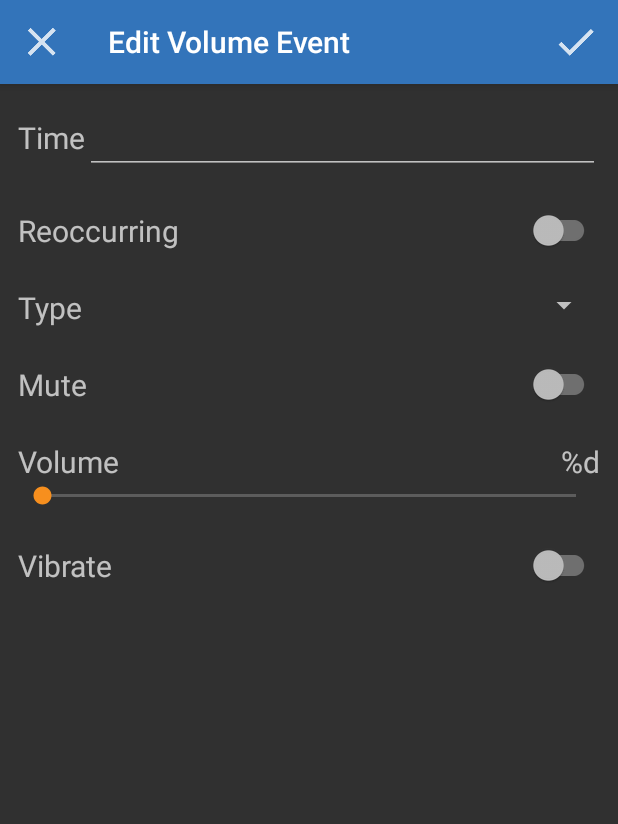
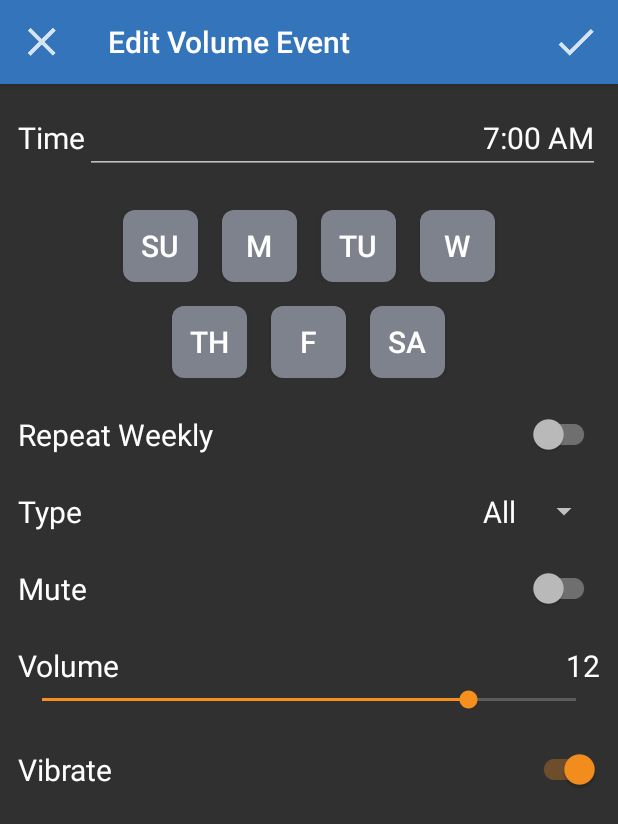
Before and after one commit to cmpickle/Volumize, an Android app: the EditScheduleFragment screen opened directly, with no data from a screen before it, on a phone screen of 412 x 824 dp. Shown: the top 824 px of the screen. Run offline under Robolectric (Android 15) with nearby library versions, the phone set to English and light mode, and no system bars; our stand-ins replace ButterKnife, Dagger/Hilt's generated code; libraries missing offline, so code that uses them is left out: com.crashlytics.android, com.facebook.stetho, io.fabric.sdk; 5 statements that could not run were skipped.

Commit message:
finished anatomy for EditSchedule

```diff
--- /dev/null
+++ b/app/src/main/java/com/cmpickle/volumize/view/adapter/OnSeekBarChangedAdapter.java
@@ -0,0 +1,19 @@
+package com.cmpickle.volumize.view.adapter;
+
+import android.widget.SeekBar;
+
+/**
+ * @author Cameron Pickle
+ *         Copyright (C) Cameron Pickle (cmpickle) on 4/15/2017.
+ */
+
+public abstract class OnSeekBarChangedAdapter implements SeekBar.OnSeekBarChangeListener {
+        @Override
+        public abstract void onProgressChanged(SeekBar seekBar, int progress, boolean fromUser);
+
+        @Override
+        public void onStartTrackingTouch(SeekBar seekBar) {}
+
+        @Override
+        public void onStopTrackingTouch(SeekBar seekBar) {}
+}
--- a/app/src/main/java/com/cmpickle/volumize/view/schedule/edit/EditScheduleFragment.java
+++ b/app/src/main/java/com/cmpickle/volumize/view/schedule/edit/EditScheduleFragment.java
@@ -1,9 +1,10 @@
 package com.cmpickle.volumize.view.schedule.edit;
 
+import android.app.TimePickerDialog;
 import android.os.Bundle;
 import android.support.annotation.Nullable;
-import android.support.annotation.StringRes;
 import android.support.v7.widget.SwitchCompat;
+import android.text.format.DateFormat;
 import android.view.LayoutInflater;
 import android.view.Menu;
 import android.view.MenuInflater;
@@ -14,19 +15,18 @@ import android.widget.LinearLayout;
 import android.widget.RelativeLayout;
 import android.widget.SeekBar;
 import android.widget.Spinner;
+import android.widget.TextView;
 import android.widget.ToggleButton;
 
 import com.cmpickle.volumize.Inject.Injector;
 import com.cmpickle.volumize.R;
 import com.cmpickle.volumize.view.BasePresenter;
-import com.cmpickle.volumize.view.alerts.AlertDialogParams;
-import com.cmpickle.volumize.view.alerts.AlertType;
+import com.cmpickle.volumize.view.adapter.OnSeekBarChangedAdapter;
 import com.cmpickle.volumize.view.edit.EditFragment;
 
 import javax.inject.Inject;
 
 import butterknife.BindView;
-import icepick.State;
 
 /**
  * @author Cameron Pickle
@@ -41,13 +41,8 @@ public class EditScheduleFragment extends EditFragment implements EditScheduleVi
     @BindView(R.id.edit_schedule_time_picker)
     EditText timePicker;
 
-    @BindView(R.id.switch_reoccurring)
-    SwitchCompat switchReoccurring;
-
-    @BindView(R.id.days_of_week_top)
-    LinearLayout daysOfWeekTop;
-    @BindView(R.id.days_of_week_bottom)
-    LinearLayout daysOfWeekBottom;
+    @BindView(R.id.switch_repeat_weekly)
+    SwitchCompat switchRepeatWeekly;
 
     @BindView(R.id.toggle_monday)
     ToggleButton mondayToggle;
@@ -70,15 +65,14 @@ public class EditScheduleFragment extends EditFragment implements EditScheduleVi
 
     @BindView(R.id.edit_schedule_volume_layout)
     RelativeLayout volumeLayout;
+    @BindView(R.id.tv_volume_amount)
+    TextView tvVolumeAmount;
 
     @BindView(R.id.seek_bar_edit_schedule_volume)
     SeekBar seekBarVolume;
 
     @BindView(R.id.switch_vibrate)
     SwitchCompat switchVibrate;
-
-    @State
-    boolean reoccurringViewInvisible = false;
 
     public EditScheduleFragment() {
         Injector.get().inject(this);
@@ -100,12 +94,22 @@ public class EditScheduleFragment extends EditFragment implements EditScheduleVi
     public void onViewCreated(View view, @Nullable Bundle savedInstanceState) {
         super.onViewCreated(view, savedInstanceState);
 
-        timePicker.setOnClickListener(v -> openTimePicker());
-        switchReoccurring.setOnClickListener(v -> editSchedulePresenter.onReoccurringSwitched());
-        switchReoccurring.setChecked(reoccurringViewInvisible);
-        editSchedulePresenter.onReoccurringSwitched();
+        timePicker.setOnClickListener(v -> editSchedulePresenter.onTimePickerClicked());
+        switchRepeatWeekly.setOnClickListener(v -> editSchedulePresenter.onRepeatWeeklySwitched());
         switchMute.setOnClickListener(v -> editSchedulePresenter.onMuteSwitched());
+        seekBarVolume.setOnSeekBarChangeListener(new OnSeekBarChangedAdapter() {
+            @Override
+            public void onProgressChanged(SeekBar seekBar, int progress, boolean fromUser) {
+               editSchedulePresenter.onSeekBarMoved(seekBar.getProgress());
+            }
+        });
         editSchedulePresenter.onViewCreated();
+    }
+
+    @Override
+    public void onResume() {
+        super.onResume();
+        editSchedulePresenter.onViewResumed();
     }
 
     @Override
@@ -125,32 +129,23 @@ public class EditScheduleFragment extends EditFragment implements EditScheduleVi
         return editSchedulePresenter;
     }
 
-    @StringRes
-    public int getTimePickerTitleId() {
-        return R.string.time_picker;
-    }
-
-    public void openTimePicker() {
-        AlertDialogParams params = new AlertDialogParams(null, getTimePickerTitleId());
-        params.setRightButtonTextResourceId(android.R.string.ok);
-        params.setLeftButtonTextResourceId(R.string.common_cancel);
-        params.setType(AlertType.TIME_PICKER);
-        showAlert(params);
+    @Override
+    public void setVolumeTV(String level) {
+       tvVolumeAmount.setText(level);
     }
 
     @Override
-    public void updateReoccurringView() {
-        if(switchReoccurring.isChecked()) {
-            daysOfWeekTop.setVisibility(View.VISIBLE);
-            daysOfWeekTop.invalidate();
-            daysOfWeekBottom.setVisibility(View.VISIBLE);
-            daysOfWeekBottom.invalidate();
-            reoccurringViewInvisible = false;
-        } else {
-            daysOfWeekTop.setVisibility(View.GONE);
-            daysOfWeekBottom.setVisibility(View.GONE);
-            reoccurringViewInvisible = true;
-        }
+    public void openTimePicker() {
+        TimePickerDialog.OnTimeSetListener onTimeSetListener = (view, hourOfDay, minute) -> {
+            editSchedulePresenter.onTimePicked(hourOfDay, minute);
+        };
+        TimePickerDialog timePickerDialog = new TimePickerDialog(getContext(), onTimeSetListener, 0, 0, DateFormat.is24HourFormat(getContext()));
+        timePickerDialog.show();
+    }
+
+    @Override
+    public void onTimePicked(String time) {
+        timePicker.setText(time);
     }
 
     @Override
--- a/app/src/main/java/com/cmpickle/volumize/view/schedule/edit/EditSchedulePresenter.java
+++ b/app/src/main/java/com/cmpickle/volumize/view/schedule/edit/EditSchedulePresenter.java
@@ -1,6 +1,10 @@
 package com.cmpickle.volumize.view.schedule.edit;
 
+
 import com.cmpickle.volumize.view.edit.EditPresenter;
+
+import java.text.SimpleDateFormat;
+import java.util.Calendar;
 
 /**
  * @author Cameron Pickle
@@ -12,9 +16,17 @@ public class EditSchedulePresenter extends EditPresenter {
     EditScheduleView editScheduleView;
     EditScheduleRouter editScheduleRouter;
 
+    public EditSchedulePresenter() {
+    }
+
     public void setView(EditScheduleView view) {
         super.setView(view);
         this.editScheduleView = view;
+    }
+
+    public void onViewResumed() {
+        onRepeatWeeklySwitched();
+        onMuteSwitched();
     }
 
     public void setScheduleRouter(EditScheduleRouter editScheduleRouter) {
@@ -32,11 +44,30 @@ public class EditSchedulePresenter extends EditPresenter {
         onEnteredData();
     }
 
-    public void onReoccurringSwitched() {
-        editScheduleView.updateReoccurringView();
+    public void onTimePickerClicked() {
+        editScheduleView.openTimePicker();
+    }
+
+    public void onTimePicked(int hourOfDay, int minute) {
+        SimpleDateFormat format = new SimpleDateFormat("h:mm a");
+        Calendar calendar = Calendar.getInstance();
+        calendar.set(Calendar.YEAR, Calendar.getInstance().get(Calendar.YEAR));
+        calendar.set(Calendar.MONTH, Calendar.getInstance().get(Calendar.MONTH));
+        calendar.set(Calendar.DAY_OF_MONTH, Calendar.getInstance().get(Calendar.DAY_OF_MONTH));
+        calendar.set(Calendar.HOUR_OF_DAY, hourOfDay);
+        calendar.set(Calendar.MINUTE, minute);
+        String formattedDate = format.format(calendar.getTime());
+        editScheduleView.onTimePicked(formattedDate);
+    }
+
+    public void onRepeatWeeklySwitched() {
     }
 
     public void onMuteSwitched() {
         editScheduleView.updateMuteView();
     }
+
+    public void onSeekBarMoved(int progress) {
+        editScheduleView.setVolumeTV(String.valueOf(progress));
+    }
 }
--- a/app/src/main/java/com/cmpickle/volumize/view/schedule/edit/EditScheduleView.java
+++ b/app/src/main/java/com/cmpickle/volumize/view/schedule/edit/EditScheduleView.java
@@ -9,7 +9,11 @@ import com.cmpickle.volumize.view.edit.EditView;
 
 public interface EditScheduleView extends EditView {
 
-    void updateReoccurringView();
+    void setVolumeTV(String level);
+
+    void openTimePicker();
+
+    void onTimePicked(String time);
 
     void updateMuteView();
 }
--- a/app/src/main/res/layout/fragment_edit_schedule.xml
+++ b/app/src/main/res/layout/fragment_edit_schedule.xml
@@ -25,28 +25,11 @@
                 android:layout_width="0dp"
                 android:layout_height="wrap_content"
                 android:layout_weight="1"
-                android:textAlignment="textStart"
+                android:textAlignment="textEnd"
+                android:text="7:00 AM"
                 android:focusable="false"
                 android:focusableInTouchMode="false"/>
         </LinearLayout>
-
-        <RelativeLayout
-            android:layout_width="match_parent"
-            android:layout_height="wrap_content"
-            android:padding="@dimen/element_padding">
-
-            <TextView
-                android:id="@+id/tv_reoccurring"
-                android:layout_width="wrap_content"
-                android:layout_height="wrap_content"
-                android:text="@string/reoccurring" />
-
-            <android.support.v7.widget.SwitchCompat
-                android:id="@+id/switch_reoccurring"
-                android:layout_width="wrap_content"
-                android:layout_height="wrap_content"
-                android:layout_alignParentEnd="true" />
-        </RelativeLayout>
 
         <LinearLayout
             android:id="@+id/days_of_week_top"
@@ -55,8 +38,7 @@
             android:gravity="center_horizontal"
             android:orientation="horizontal"
             android:paddingBottom="8dp"
-            android:paddingTop="@dimen/element_padding"
-            android:visibility="gone">
+            android:paddingTop="@dimen/element_padding">
 
             <ToggleButton
                 android:id="@+id/toggle_sunday"
@@ -107,8 +89,7 @@
             android:gravity="center_horizontal"
             android:orientation="horizontal"
             android:paddingBottom="@dimen/element_padding"
-            android:paddingTop="8dp"
-            android:visibility="gone">
+            android:paddingTop="8dp">
 
             <ToggleButton
                 android:id="@+id/toggle_thursday"
@@ -142,6 +123,24 @@
 
         </LinearLayout>
 
+        <RelativeLayout
+            android:layout_width="match_parent"
+            android:layout_height="wrap_content"
+            android:padding="@dimen/element_padding">
+
+            <TextView
+                android:id="@+id/tv_repeat_weekly"
+                android:layout_width="wrap_content"
+                android:layout_height="wrap_content"
+                android:text="@string/repeat_weekly" />
+
+            <android.support.v7.widget.SwitchCompat
+                android:id="@+id/switch_repeat_weekly"
+                android:layout_width="wrap_content"
+                android:layout_height="wrap_content"
+                android:layout_alignParentEnd="true" />
+        </RelativeLayout>
+
         <LinearLayout
             android:layout_width="match_parent"
             android:layout_height="wrap_content"
@@ -158,7 +157,9 @@
                 android:id="@+id/spinner_type"
                 android:layout_width="0dp"
                 android:layout_height="wrap_content"
-                android:layout_weight="1">
+                android:layout_weight="1"
+                android:textAlignment="textEnd"
+                android:entries="@array/schedule_type_spinner">
 
             </Spinner>
 
@@ -199,13 +200,15 @@
                 android:layout_width="wrap_content"
                 android:layout_height="wrap_content"
                 android:layout_alignParentEnd="true"
-                android:text="@string/volume_placeholder" />
+                android:text="12" />
 
             <android.support.v7.widget.AppCompatSeekBar
                 android:id="@+id/seek_bar_edit_schedule_volume"
                 android:layout_width="match_parent"
                 android:layout_height="wrap_content"
-                android:layout_below="@id/tv_volume" />
+                android:layout_below="@id/tv_volume"
+                android:max="15"
+                android:progress="12"/>
         </RelativeLayout>
 
         <RelativeLayout
@@ -223,7 +226,8 @@
                 android:id="@+id/switch_vibrate"
                 android:layout_width="wrap_content"
                 android:layout_height="wrap_content"
-                android:layout_alignParentEnd="true" />
+                android:layout_alignParentEnd="true"
+                android:checked="true"/>
         </RelativeLayout>
 
     </LinearLayout>
--- a/app/src/main/res/values/array.xml
+++ b/app/src/main/res/values/array.xml
@@ -1,5 +1,13 @@
 <?xml version="1.0" encoding="utf-8"?>
 <resources>
+    <string-array name="schedule_type_spinner">
+        <item>@string/all</item>
+        <item>@string/common_ring_tone</item>
+        <item>@string/common_media_volume</item>
+        <item>@string/common_notifications</item>
+        <item>@string/common_system_volume</item>
+    </string-array>
+
     <string-array name="sort_type_names">
         <item>@string/todays_first</item>
         <item>@string/weekly_time</item>
--- a/app/src/main/res/values/strings.xml
+++ b/app/src/main/res/values/strings.xml
@@ -25,7 +25,7 @@
     <!-- Edit volume -->
     <string name="edit_schedule_title">Edit Volume Event</string>
     <string name="schedule_emptystate">There are currently no scheduled volume settings</string>
-    <string name="reoccurring">Reoccurring</string>
+    <string name="repeat_weekly">Repeat Weekly</string>
     <string name="time">Time</string>
     <string name="type">Type</string>
     <string name="vibrate">Vibrate</string>
@@ -35,6 +35,7 @@
 
     <!-- Schedule -->
     <string name="time_picker">Choose event time</string>
+    <string name="all">All</string>
 
     <!-- Settings Page -->
     <string name="todays_first">Today\'s First</string>
--- a/app/src/main/res/values/styles.xml
+++ b/app/src/main/res/values/styles.xml
@@ -7,6 +7,7 @@
         <item name="colorPrimaryDark">@color/colorPrimaryDark</item>
         <item name="colorAccent">@color/colorAccent</item>
         <item name="android:textSize">20sp</item>
+        <item name="android:textColor">@android:color/white</item>
         <item name="preferenceTheme">@style/PreferenceThemeOverlay</item>
     </style>
 </resources>
```
Also changed, not shown: app/src/main/java/com/cmpickle/volumize/view/volumeadjust/VolumeAdjustFragment.java (+1 -11 lines).
